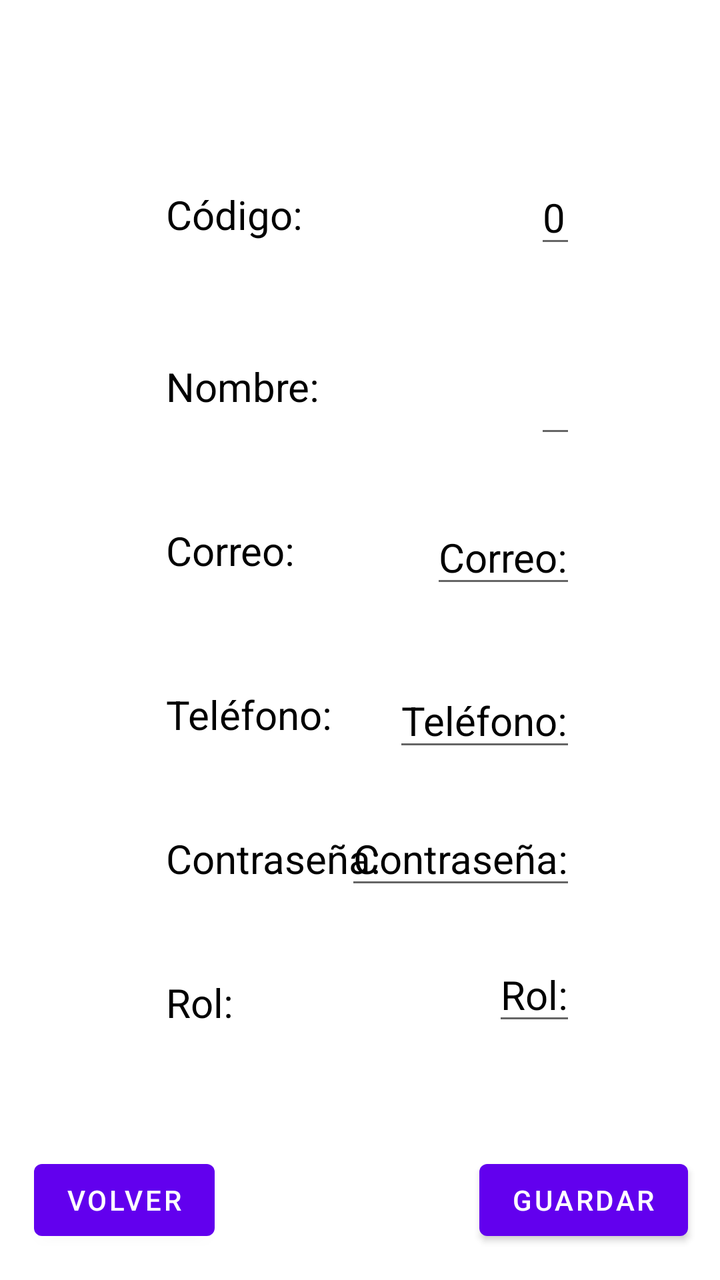
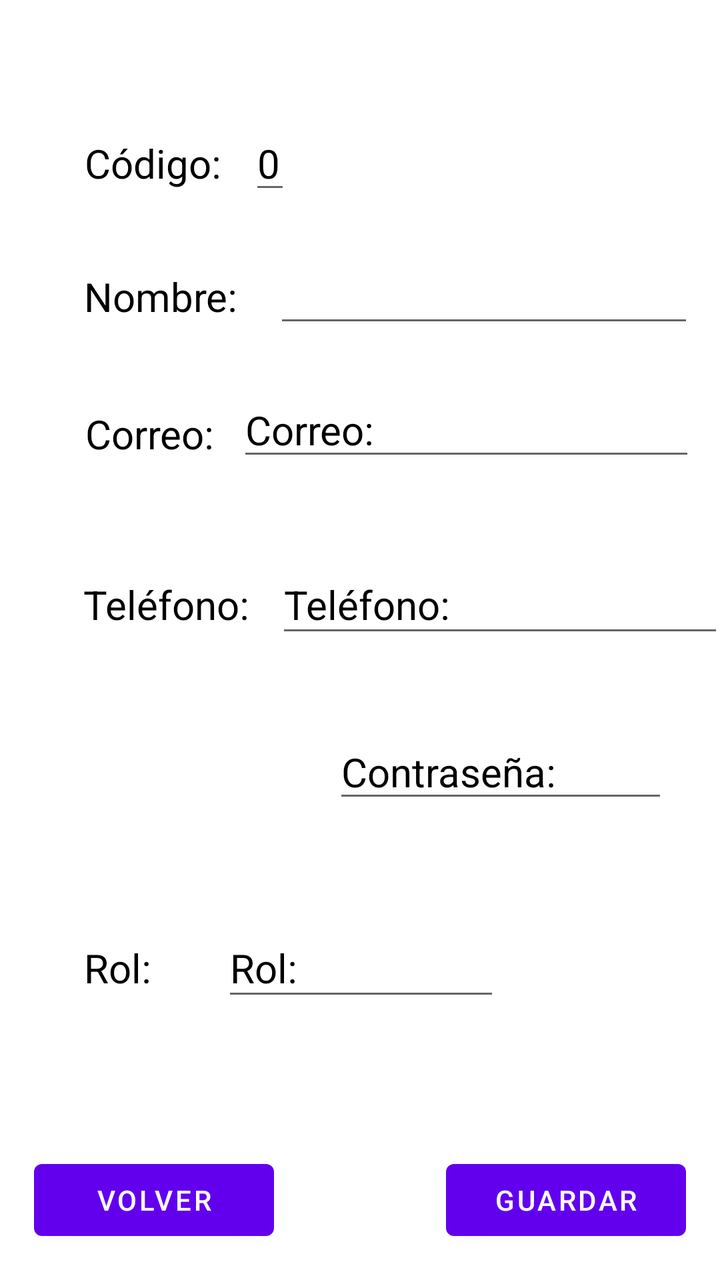

Screens rendered from an Android XML layout before and after an edit, with the pre-edit source and the edit as a unified diff.
<!-- AndroidManifest.xml: application theme Theme.AplicacionIncidencias -->
<!-- res/layout/activity_info_usuario.xml -->
<?xml version="1.0" encoding="utf-8"?>
<androidx.constraintlayout.widget.ConstraintLayout xmlns:android="http://schemas.android.com/apk/res/android"
    xmlns:app="http://schemas.android.com/apk/res-auto"
    xmlns:tools="http://schemas.android.com/tools"
    android:id="@+id/main"
    android:layout_width="match_parent"
    android:layout_height="match_parent"
    tools:context=".Usuario.Activity_Info_Usuario">
    <TextView
        android:id="@+id/IdCodigoUsuario"
        android:layout_width="wrap_content"
        android:layout_height="wrap_content"
        android:layout_marginStart="83dp"
        android:text="Código:"
        android:textColor="@color/black"
        android:textSize="20sp"
        app:layout_constraintBottom_toBottomOf="@+id/edIdCodigoUsuario"
        app:layout_constraintStart_toStartOf="parent"
        app:layout_constraintTop_toTopOf="@+id/edIdCodigoUsuario" />

    <EditText
        android:id="@+id/edIdCodigoUsuario"
        android:layout_width="wrap_content"
        android:layout_height="wrap_content"
        android:layout_marginEnd="72dp"
        android:layout_marginBottom="51dp"
        android:text="0"
        android:textColor="@color/black"
        android:textSize="20sp"
        app:layout_constraintBottom_toTopOf="@+id/edNombreUsuario"
        app:layout_constraintEnd_toEndOf="parent" />

    <TextView
        android:id="@+id/NombreUsuario"
        android:layout_width="wrap_content"
        android:layout_height="wrap_content"
        android:layout_marginTop="59dp"
        android:text="Nombre:"
        android:textColor="@color/black"
        android:textSize="20sp"
        app:layout_constraintStart_toStartOf="@+id/IdCodigoUsuario"
        app:layout_constraintTop_toBottomOf="@+id/IdCodigoUsuario" />

    <EditText
        android:id="@+id/edNombreUsuario"
        android:layout_width="wrap_content"
        android:layout_height="wrap_content"
        android:layout_marginTop="180dp"
        android:textColor="@color/black"
        android:textSize="20sp"
        app:layout_constraintEnd_toEndOf="@+id/edIdCodigoUsuario"
        app:layout_constraintTop_toTopOf="parent" />

    <TextView
        android:id="@+id/correoUsuario"
        android:layout_width="wrap_content"
        android:layout_height="wrap_content"
        android:layout_marginTop="55dp"
        android:text="Correo:"
        android:textColor="@color/black"
        android:textSize="20sp"
        app:layout_constraintStart_toStartOf="@+id/NombreUsuario"
        app:layout_constraintTop_toBottomOf="@+id/NombreUsuario" />

    <EditText
        android:id="@+id/edcorreoUsuario"
        android:layout_width="wrap_content"
        android:layout_height="wrap_content"
        android:layout_marginTop="31dp"
        android:text="Correo:"
        android:textColor="@color/black"
        android:textSize="20sp"
        app:layout_constraintEnd_toEndOf="@+id/edNombreUsuario"
        app:layout_constraintTop_toBottomOf="@+id/edNombreUsuario" />

    <TextView
        android:id="@+id/telefonoUsuario"
        android:layout_width="wrap_content"
        android:layout_height="wrap_content"
        android:layout_marginTop="55dp"
        android:text="Teléfono:"
        android:textColor="@color/black"
        android:textSize="20sp"
        app:layout_constraintStart_toStartOf="@+id/correoUsuario"
        app:layout_constraintTop_toBottomOf="@+id/correoUsuario" />

    <EditText
        android:id="@+id/edtelefonoUsuario"
        android:layout_width="wrap_content"
        android:layout_height="wrap_content"
        android:layout_marginBottom="25dp"
        android:text="Teléfono:"
        android:textColor="@color/black"
        android:textSize="20sp"
        app:layout_constraintBottom_toTopOf="@+id/edpasswordUsuario"
        app:layout_constraintEnd_toEndOf="@+id/edcorreoUsuario" />

    <TextView
        android:id="@+id/passwordUsuario"
        android:layout_width="wrap_content"
        android:layout_height="wrap_content"
        android:layout_marginTop="45dp"
        android:text="Contraseña:"
        android:textColor="@color/black"
        android:textSize="20sp"
        app:layout_constraintStart_toStartOf="@+id/telefonoUsuario"
        app:layout_constraintTop_toBottomOf="@+id/telefonoUsuario" />

    <EditText
        android:id="@+id/edpasswordUsuario"
        android:layout_width="wrap_content"
        android:layout_height="wrap_content"
        android:text="Contraseña:"
        android:textColor="@color/black"
        android:textSize="20sp"
        app:layout_constraintBaseline_toBaselineOf="@+id/passwordUsuario"
        app:layout_constraintEnd_toEndOf="@+id/edtelefonoUsuario" />

    <TextView
        android:id="@+id/rolUsuario"
        android:layout_width="wrap_content"
        android:layout_height="wrap_content"
        android:layout_marginTop="45dp"
        android:text="Rol:"
        android:textColor="@color/black"
        android:textSize="20sp"
        app:layout_constraintStart_toStartOf="@+id/passwordUsuario"
        app:layout_constraintTop_toBottomOf="@+id/passwordUsuario" />

    <EditText
        android:id="@+id/edrolUsuario"
        android:layout_width="wrap_content"
        android:layout_height="wrap_content"
        android:layout_marginTop="24dp"
        android:text="Rol:"
        android:textColor="@color/black"
        android:textSize="20sp"
        app:layout_constraintEnd_toEndOf="@+id/edpasswordUsuario"
        app:layout_constraintTop_toBottomOf="@+id/edpasswordUsuario" />
    <Button
        android:id="@+id/btnGuardarUsuario"
        android:layout_width="0dp"
        android:layout_height="wrap_content"
        android:layout_marginEnd="16dp"
        android:layout_marginBottom="16dp"
        android:text="Guardar"
        app:layout_constraintBottom_toBottomOf="parent"
        app:layout_constraintEnd_toEndOf="parent"
        app:layout_constraintStart_toEndOf="@+id/btnVolver" />

    <Button
        android:id="@+id/btnVolverUsuario"
        android:layout_width="0dp"
        android:layout_height="wrap_content"
        android:layout_marginStart="17dp"
        android:layout_marginEnd="138dp"
        android:layout_marginBottom="16dp"
        android:text="Volver"
        app:layout_constraintBottom_toBottomOf="parent"
        app:layout_constraintEnd_toStartOf="@+id/btnGuardar"
        app:layout_constraintStart_toStartOf="parent" />


</androidx.constraintlayout.widget.ConstraintLayout>
<!-- resources referenced by this layout -->
<resources>
  <color name="black">#FF000000</color>
  <style name="Theme.AplicacionIncidencias" parent="Theme.MaterialComponents.DayNight.DarkActionBar">
          
          <item name="colorPrimary">@color/purple_500</item>
          <item name="colorPrimaryVariant">@color/purple_700</item>
          <item name="colorOnPrimary">@color/white</item>
          
          <item name="colorSecondary">@color/teal_200</item>
          <item name="colorSecondaryVariant">@color/teal_700</item>
          <item name="colorOnSecondary">@color/black</item>
          
          <item name="android:statusBarColor">?attr/colorPrimaryVariant</item>
          
      </style>
  <color name="purple_500">#FF6200EE</color>
  <color name="purple_700">#FF3700B3</color>
  <color name="white">#FFFFFFFF</color>
  <color name="teal_200">#FF03DAC5</color>
  <color name="teal_700">#FF018786</color>
</resources>

<!-- the commit's change to res/layout/activity_info_usuario.xml (unified diff, before → after) -->
@@ -6,158 +6,187 @@
     android:layout_width="match_parent"
     android:layout_height="match_parent"
     tools:context=".Usuario.Activity_Info_Usuario">
+
     <TextView
         android:id="@+id/IdCodigoUsuario"
         android:layout_width="wrap_content"
         android:layout_height="wrap_content"
-        android:layout_marginStart="83dp"
         android:text="Código:"
         android:textColor="@color/black"
         android:textSize="20sp"
-        app:layout_constraintBottom_toBottomOf="@+id/edIdCodigoUsuario"
-        app:layout_constraintStart_toStartOf="parent"
-        app:layout_constraintTop_toTopOf="@+id/edIdCodigoUsuario" />
+        app:layout_constraintBaseline_toBaselineOf="@+id/edIdCodigoUsuario"
+        app:layout_constraintEnd_toStartOf="@+id/edrolUsuario"
+        app:layout_constraintStart_toStartOf="@+id/NombreUsuario" />
 
     <EditText
         android:id="@+id/edIdCodigoUsuario"
         android:layout_width="wrap_content"
         android:layout_height="wrap_content"
-        android:layout_marginEnd="72dp"
-        android:layout_marginBottom="51dp"
+        android:layout_marginStart="14dp"
+        android:layout_marginTop="58dp"
         android:text="0"
         android:textColor="@color/black"
         android:textSize="20sp"
-        app:layout_constraintBottom_toTopOf="@+id/edNombreUsuario"
-        app:layout_constraintEnd_toEndOf="parent" />
+        app:layout_constraintStart_toEndOf="@+id/IdCodigoUsuario"
+        app:layout_constraintTop_toTopOf="parent" />
 
     <TextView
         android:id="@+id/NombreUsuario"
         android:layout_width="wrap_content"
         android:layout_height="wrap_content"
-        android:layout_marginTop="59dp"
         android:text="Nombre:"
         android:textColor="@color/black"
         android:textSize="20sp"
-        app:layout_constraintStart_toStartOf="@+id/IdCodigoUsuario"
-        app:layout_constraintTop_toBottomOf="@+id/IdCodigoUsuario" />
+        app:layout_constraintBaseline_toBaselineOf="@+id/edNombreUsuario"
+        app:layout_constraintEnd_toStartOf="@+id/edcorreoUsuario"
+        app:layout_constraintStart_toStartOf="@+id/correoUsuario" />
 
     <EditText
         android:id="@+id/edNombreUsuario"
-        android:layout_width="wrap_content"
-        android:layout_height="wrap_content"
-        android:layout_marginTop="180dp"
+        android:layout_width="210dp"
+        android:layout_height="44dp"
+        android:layout_marginStart="18dp"
+        android:layout_marginTop="70dp"
+        android:layout_marginBottom="70dp"
+        android:textAlignment="textStart"
         android:textColor="@color/black"
         android:textSize="20sp"
-        app:layout_constraintEnd_toEndOf="@+id/edIdCodigoUsuario"
-        app:layout_constraintTop_toTopOf="parent" />
+        app:layout_constraintBottom_toBottomOf="@+id/edcorreoUsuario"
+        app:layout_constraintStart_toEndOf="@+id/NombreUsuario"
+        app:layout_constraintTop_toTopOf="@+id/edIdCodigoUsuario" />
 
     <TextView
         android:id="@+id/correoUsuario"
         android:layout_width="wrap_content"
         android:layout_height="wrap_content"
-        android:layout_marginTop="55dp"
+        android:layout_marginStart="42dp"
+        android:layout_marginEnd="11dp"
         android:text="Correo:"
         android:textColor="@color/black"
         android:textSize="20sp"
-        app:layout_constraintStart_toStartOf="@+id/NombreUsuario"
-        app:layout_constraintTop_toBottomOf="@+id/NombreUsuario" />
+        app:layout_constraintBaseline_toBaselineOf="@+id/edcorreoUsuario"
+        app:layout_constraintEnd_toStartOf="@+id/edcorreoUsuario"
+        app:layout_constraintStart_toStartOf="parent" />
 
     <EditText
         android:id="@+id/edcorreoUsuario"
-        android:layout_width="wrap_content"
-        android:layout_height="wrap_content"
-        android:layout_marginTop="31dp"
+        android:layout_width="0dp"
+        android:layout_height="42dp"
+        android:layout_marginTop="94dp"
+        android:layout_marginEnd="12dp"
+        android:layout_marginBottom="91dp"
         android:text="Correo:"
+        android:textAlignment="textStart"
         android:textColor="@color/black"
         android:textSize="20sp"
-        app:layout_constraintEnd_toEndOf="@+id/edNombreUsuario"
-        app:layout_constraintTop_toBottomOf="@+id/edNombreUsuario" />
+        app:layout_constraintBottom_toBottomOf="@+id/edtelefonoUsuario"
+        app:layout_constraintEnd_toEndOf="parent"
+        app:layout_constraintStart_toEndOf="@+id/correoUsuario"
+        app:layout_constraintTop_toBottomOf="@+id/edIdCodigoUsuario" />
 
     <TextView
         android:id="@+id/telefonoUsuario"
         android:layout_width="wrap_content"
         android:layout_height="wrap_content"
-        android:layout_marginTop="55dp"
+        android:layout_marginStart="42dp"
+        android:layout_marginEnd="42dp"
         android:text="Teléfono:"
         android:textColor="@color/black"
         android:textSize="20sp"
-        app:layout_constraintStart_toStartOf="@+id/correoUsuario"
-        app:layout_constraintTop_toBottomOf="@+id/correoUsuario" />
+        app:layout_constraintBaseline_toBaselineOf="@+id/edtelefonoUsuario"
+        app:layout_constraintEnd_toStartOf="@+id/edpasswordUsuario"
+        app:layout_constraintStart_toStartOf="parent" />
 
     <EditText
         android:id="@+id/edtelefonoUsuario"
-        android:layout_width="wrap_content"
-        android:layout_height="wrap_content"
-        android:layout_marginBottom="25dp"
+        android:layout_width="224dp"
+        android:layout_height="46dp"
+        android:layout_marginStart="13dp"
+        android:layout_marginTop="192dp"
+        android:layout_marginBottom="191dp"
         android:text="Teléfono:"
+        android:textAlignment="textStart"
         android:textColor="@color/black"
         android:textSize="20sp"
-        app:layout_constraintBottom_toTopOf="@+id/edpasswordUsuario"
-        app:layout_constraintEnd_toEndOf="@+id/edcorreoUsuario" />
+        app:layout_constraintBottom_toBottomOf="@+id/edrolUsuario"
+        app:layout_constraintStart_toEndOf="@+id/telefonoUsuario"
+        app:layout_constraintTop_toBottomOf="@+id/IdCodigoUsuario" />
 
     <TextView
         android:id="@+id/passwordUsuario"
         android:layout_width="wrap_content"
         android:layout_height="wrap_content"
-        android:layout_marginTop="45dp"
+        android:layout_marginStart="42dp"
+        android:layout_marginTop="297dp"
+        android:layout_marginEnd="17dp"
+        android:layout_marginBottom="296dp"
         android:text="Contraseña:"
         android:textColor="@color/black"
         android:textSize="20sp"
-        app:layout_constraintStart_toStartOf="@+id/telefonoUsuario"
-        app:layout_constraintTop_toBottomOf="@+id/telefonoUsuario" />
+        app:layout_constraintBottom_toBottomOf="@+id/btnVolverUsuario"
+        app:layout_constraintEnd_toStartOf="@+id/edpasswordUsuario"
+        app:layout_constraintStart_toStartOf="parent"
+        app:layout_constraintTop_toBottomOf="@+id/IdCodigoUsuario" />
 
     <EditText
         android:id="@+id/edpasswordUsuario"
-        android:layout_width="wrap_content"
-        android:layout_height="wrap_content"
+        android:layout_width="0dp"
+        android:layout_height="43dp"
+        android:layout_marginEnd="26dp"
         android:text="Contraseña:"
+        android:textAlignment="textStart"
         android:textColor="@color/black"
         android:textSize="20sp"
         app:layout_constraintBaseline_toBaselineOf="@+id/passwordUsuario"
-        app:layout_constraintEnd_toEndOf="@+id/edtelefonoUsuario" />
+        app:layout_constraintEnd_toEndOf="parent"
+        app:layout_constraintStart_toEndOf="@+id/passwordUsuario" />
 
     <TextView
         android:id="@+id/rolUsuario"
         android:layout_width="wrap_content"
         android:layout_height="wrap_content"
-        android:layout_marginTop="45dp"
+        android:layout_marginStart="42dp"
+        android:layout_marginEnd="43dp"
         android:text="Rol:"
         android:textColor="@color/black"
         android:textSize="20sp"
-        app:layout_constraintStart_toStartOf="@+id/passwordUsuario"
-        app:layout_constraintTop_toBottomOf="@+id/passwordUsuario" />
+        app:layout_constraintBaseline_toBaselineOf="@+id/edrolUsuario"
+        app:layout_constraintEnd_toStartOf="@+id/edcorreoUsuario"
+        app:layout_constraintStart_toStartOf="parent" />
 
     <EditText
         android:id="@+id/edrolUsuario"
-        android:layout_width="wrap_content"
-        android:layout_height="wrap_content"
-        android:layout_marginTop="24dp"
+        android:layout_width="139dp"
+        android:layout_height="46dp"
+        android:layout_marginStart="111dp"
+        android:layout_marginTop="53dp"
+        android:layout_marginEnd="112dp"
         android:text="Rol:"
+        android:textAlignment="textStart"
         android:textColor="@color/black"
         android:textSize="20sp"
-        app:layout_constraintEnd_toEndOf="@+id/edpasswordUsuario"
+        app:layout_constraintEnd_toEndOf="@+id/edtelefonoUsuario"
+        app:layout_constraintStart_toStartOf="parent"
         app:layout_constraintTop_toBottomOf="@+id/edpasswordUsuario" />
+
     <Button
         android:id="@+id/btnGuardarUsuario"
-        android:layout_width="0dp"
+        android:layout_width="120dp"
         android:layout_height="wrap_content"
-        android:layout_marginEnd="16dp"
+        android:layout_marginEnd="17dp"
         android:layout_marginBottom="16dp"
         android:text="Guardar"
         app:layout_constraintBottom_toBottomOf="parent"
-        app:layout_constraintEnd_toEndOf="parent"
-        app:layout_constraintStart_toEndOf="@+id/btnVolver" />
+        app:layout_constraintEnd_toEndOf="parent" />
 
     <Button
         android:id="@+id/btnVolverUsuario"
-        android:layout_width="0dp"
+        android:layout_width="120dp"
         android:layout_height="wrap_content"
         android:layout_marginStart="17dp"
-        android:layout_marginEnd="138dp"
         android:layout_marginBottom="16dp"
         android:text="Volver"
         app:layout_constraintBottom_toBottomOf="parent"
-        app:layout_constraintEnd_toStartOf="@+id/btnGuardar"
         app:layout_constraintStart_toStartOf="parent" />
 
 
